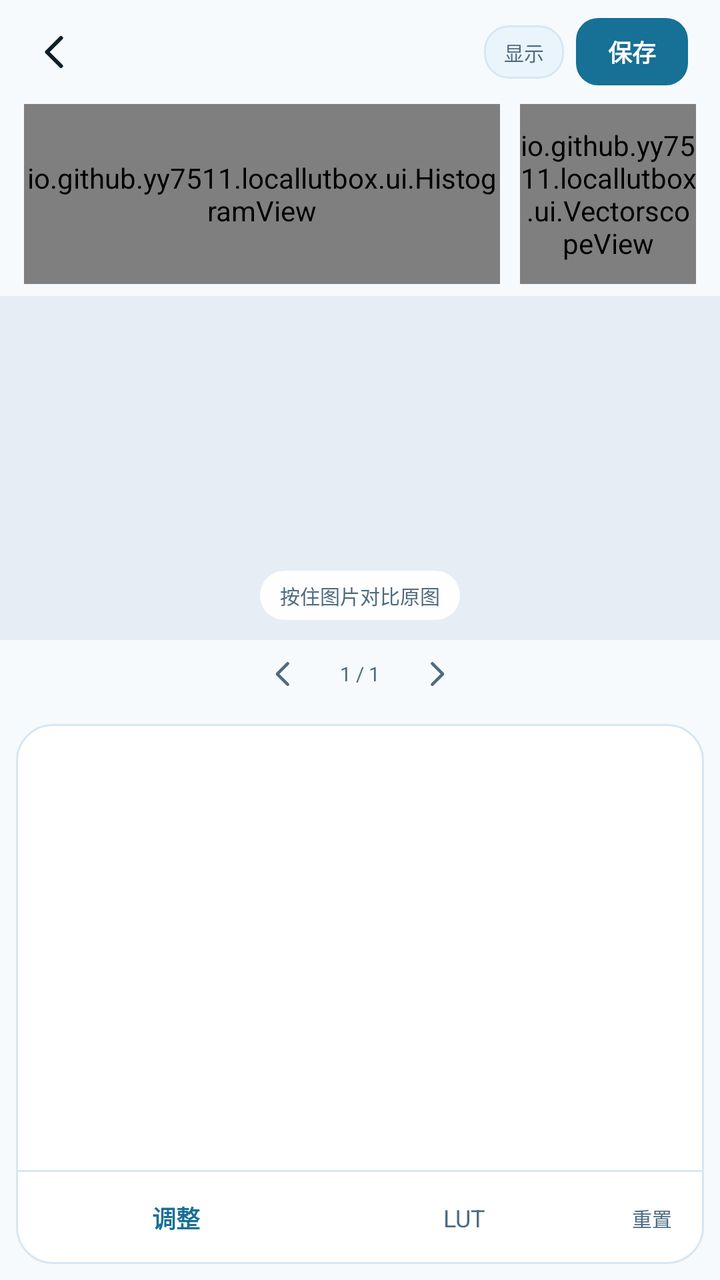
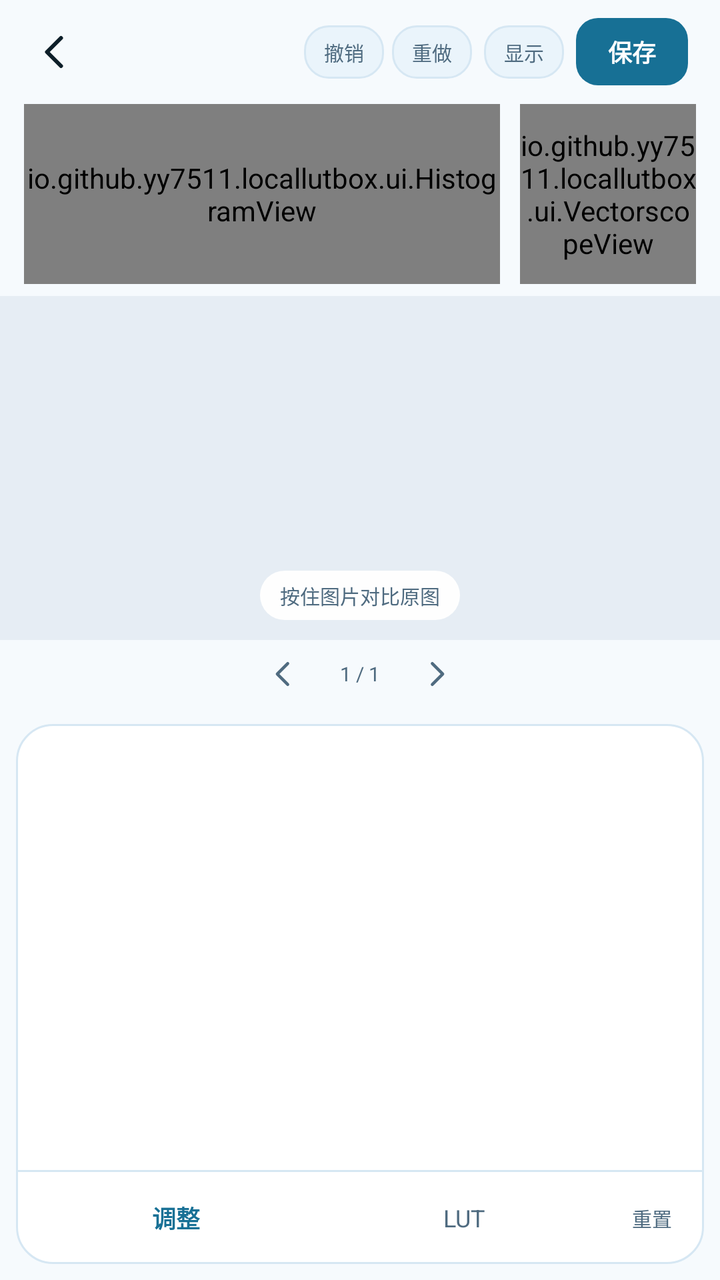

Two renders of the same Android screen: before a commit and after it. Below are the layout's source before the change and the commit's diff.
<!-- AndroidManifest.xml: application theme AppTheme_Dark -->
<!-- res/layout/activity_editor.xml -->
<?xml version="1.0" encoding="utf-8"?>
<LinearLayout xmlns:android="http://schemas.android.com/apk/res/android"
    android:layout_width="match_parent"
    android:layout_height="match_parent"
    android:orientation="vertical"
    android:background="@color/bg">

    <LinearLayout
        android:id="@+id/editorBar"
        android:layout_width="match_parent"
        android:layout_height="52dp"
        android:orientation="horizontal"
        android:gravity="center_vertical"
        android:paddingLeft="8dp"
        android:paddingRight="12dp">

        <ImageView
            android:id="@+id/btnBack"
            android:layout_width="40dp"
            android:layout_height="40dp"
            android:padding="8dp"
            android:src="@drawable/ic_back"
            android:tint="@color/text"
            android:clickable="true"
            android:focusable="true"
            android:contentDescription="返回" />

        <TextView
            android:id="@+id/title"
            android:layout_width="0dp"
            android:layout_height="wrap_content"
            android:layout_weight="1"
            android:layout_marginLeft="2dp"
            android:layout_marginRight="8dp"
            android:ellipsize="middle"
            android:maxLines="1"
            android:textColor="@color/text"
            android:textSize="13sp"
            android:textStyle="bold" />

        <TextView
            android:id="@+id/btnGraph"
            android:layout_width="wrap_content"
            android:layout_height="wrap_content"
            android:layout_marginRight="6dp"
            android:background="@drawable/bg_chip"
            android:paddingLeft="10dp"
            android:paddingRight="10dp"
            android:paddingTop="6dp"
            android:paddingBottom="6dp"
            android:text="显示"
            android:textColor="@color/muted"
            android:textSize="10sp"
            android:clickable="true"
            android:focusable="true" />

        <TextView
            android:id="@+id/btnSave"
            android:layout_width="wrap_content"
            android:layout_height="wrap_content"
            android:layout_marginRight="4dp"
            android:background="@drawable/bg_btn"
            android:paddingLeft="16dp"
            android:paddingRight="16dp"
            android:paddingTop="8dp"
            android:paddingBottom="8dp"
            android:text="保存"
            android:textColor="@color/on_accent"
            android:textSize="12sp"
            android:textStyle="bold"
            android:clickable="true"
            android:focusable="true" />
    </LinearLayout>

    
    <LinearLayout
        android:id="@+id/analysisStrip"
        android:layout_width="match_parent"
        android:layout_height="96dp"
        android:orientation="horizontal"
        android:paddingLeft="12dp"
        android:paddingRight="12dp"
        android:paddingBottom="6dp"
        android:background="@color/bg">

        <io.github.yy7511.locallutbox.ui.HistogramView
            android:id="@+id/histogram"
            android:layout_width="0dp"
            android:layout_height="match_parent"
            android:layout_weight="1" />

        <io.github.yy7511.locallutbox.ui.VectorscopeView
            android:id="@+id/vectorscope"
            android:layout_width="88dp"
            android:layout_height="match_parent"
            android:layout_marginLeft="10dp" />
    </LinearLayout>

    <FrameLayout
        android:layout_width="match_parent"
        android:layout_height="0dp"
        android:layout_weight="1"
        android:background="@color/photo_bg">

        <ImageView
            android:id="@+id/imgPreview"
            android:layout_width="match_parent"
            android:layout_height="match_parent"
            android:scaleType="fitCenter"
            android:contentDescription="预览" />

        <TextView
            android:id="@+id/compareHint"
            android:layout_width="wrap_content"
            android:layout_height="wrap_content"
            android:layout_gravity="bottom|center_horizontal"
            android:layout_marginBottom="10dp"
            android:background="@drawable/bg_bar"
            android:paddingLeft="10dp"
            android:paddingRight="10dp"
            android:paddingTop="5dp"
            android:paddingBottom="5dp"
            android:text="按住图片对比原图"
            android:textColor="@color/muted"
            android:textSize="10sp" />

        <TextView
            android:id="@+id/progressTag"
            android:layout_width="wrap_content"
            android:layout_height="wrap_content"
            android:layout_gravity="top|right"
            android:layout_margin="10dp"
            android:background="@drawable/bg_bar"
            android:paddingLeft="8dp"
            android:paddingRight="8dp"
            android:paddingTop="3dp"
            android:paddingBottom="3dp"
            android:text="处理中…"
            android:textColor="@color/accent"
            android:textSize="10sp"
            android:visibility="gone" />
    </FrameLayout>

    <LinearLayout
        android:id="@+id/pagerBar"
        android:layout_width="match_parent"
        android:layout_height="34dp"
        android:orientation="horizontal"
        android:gravity="center"
        android:background="@color/bg">

        <ImageView
            android:id="@+id/btnPrev"
            android:layout_width="36dp"
            android:layout_height="30dp"
            android:padding="6dp"
            android:src="@drawable/ic_back"
            android:tint="@color/muted"
            android:clickable="true"
            android:focusable="true"
            android:contentDescription="上一张" />

        <TextView
            android:id="@+id/pageInfo"
            android:layout_width="wrap_content"
            android:layout_height="wrap_content"
            android:layout_marginLeft="10dp"
            android:layout_marginRight="10dp"
            android:text="1 / 1"
            android:textColor="@color/muted"
            android:textSize="10sp" />

        <ImageView
            android:id="@+id/btnNext"
            android:layout_width="36dp"
            android:layout_height="30dp"
            android:padding="6dp"
            android:src="@drawable/ic_chevron_right"
            android:tint="@color/muted"
            android:clickable="true"
            android:focusable="true"
            android:contentDescription="下一张" />
    </LinearLayout>

    <LinearLayout
        android:id="@+id/panel"
        android:layout_width="match_parent"
        android:layout_height="270dp"
        android:layout_margin="8dp"
        android:layout_marginTop="2dp"
        android:orientation="vertical"
        android:background="@drawable/bg_panel">

        <FrameLayout
            android:layout_width="match_parent"
            android:layout_height="0dp"
            android:layout_weight="1">

            <ScrollView
                android:id="@+id/paneAdjust"
                android:layout_width="match_parent"
                android:layout_height="match_parent"
                android:scrollbars="none">

                <LinearLayout
                    android:id="@+id/adjustList"
                    android:layout_width="match_parent"
                    android:layout_height="wrap_content"
                    android:orientation="vertical"
                    android:paddingLeft="14dp"
                    android:paddingRight="14dp"
                    android:paddingTop="4dp"
                    android:paddingBottom="10dp" />
            </ScrollView>

            <LinearLayout
                android:id="@+id/paneLut"
                android:layout_width="match_parent"
                android:layout_height="match_parent"
                android:orientation="vertical"
                android:visibility="gone">

                <LinearLayout
                    android:layout_width="match_parent"
                    android:layout_height="wrap_content"
                    android:orientation="horizontal"
                    android:gravity="center_vertical"
                    android:paddingLeft="14dp"
                    android:paddingRight="10dp"
                    android:paddingTop="4dp">

                    <TextView
                        android:id="@+id/lutHint"
                        android:layout_width="0dp"
                        android:layout_height="wrap_content"
                        android:layout_weight="1"
                        android:ellipsize="middle"
                        android:maxLines="1"
                        android:text="短按叠加/移除 · 长按看参数与全屏预览"
                        android:textColor="@color/muted"
                        android:textSize="10sp" />

                    <TextView
                        android:id="@+id/btnLutSize"
                        android:layout_width="wrap_content"
                        android:layout_height="wrap_content"
                        android:background="@drawable/bg_chip"
                        android:paddingLeft="9dp"
                        android:paddingRight="9dp"
                        android:paddingTop="4dp"
                        android:paddingBottom="4dp"
                        android:text="预览大小"
                        android:textColor="@color/muted"
                        android:textSize="10sp"
                        android:clickable="true"
                        android:focusable="true" />
                </LinearLayout>

                <HorizontalScrollView
                    android:layout_width="match_parent"
                    android:layout_height="wrap_content"
                    android:layout_marginTop="2dp"
                    android:scrollbars="none">

                    <LinearLayout
                        android:id="@+id/lutChips"
                        android:layout_width="wrap_content"
                        android:layout_height="wrap_content"
                        android:orientation="horizontal"
                        android:gravity="top"
                        android:paddingLeft="12dp"
                        android:paddingRight="12dp"
                        android:paddingBottom="8dp" />
                </HorizontalScrollView>
            </LinearLayout>
        </FrameLayout>

        <View
            android:layout_width="match_parent"
            android:layout_height="1dp"
            android:background="@color/stroke" />

        <LinearLayout
            android:layout_width="match_parent"
            android:layout_height="46dp"
            android:orientation="horizontal"
            android:paddingLeft="8dp"
            android:paddingRight="8dp">

            <TextView
                android:id="@+id/tabAdjust"
                android:layout_width="0dp"
                android:layout_height="match_parent"
                android:layout_weight="1"
                android:gravity="center"
                android:text="调整"
                android:textColor="@color/accent"
                android:textSize="12sp"
                android:textStyle="bold"
                android:clickable="true"
                android:focusable="true" />

            <TextView
                android:id="@+id/tabLut"
                android:layout_width="0dp"
                android:layout_height="match_parent"
                android:layout_weight="1"
                android:gravity="center"
                android:text="LUT"
                android:textColor="@color/muted"
                android:textSize="12sp"
                android:clickable="true"
                android:focusable="true" />

            <TextView
                android:id="@+id/btnReset"
                android:layout_width="wrap_content"
                android:layout_height="match_parent"
                android:gravity="center"
                android:paddingLeft="12dp"
                android:paddingRight="8dp"
                android:text="重置"
                android:textColor="@color/muted"
                android:textSize="10sp"
                android:clickable="true"
                android:focusable="true" />
        </LinearLayout>
    </LinearLayout>
</LinearLayout>
<!-- resources referenced by this layout -->
<resources>
  <color name="accent">#177095</color>
  <color name="bg">#F6FAFD</color>
  <color name="muted">#4F6B80</color>
  <color name="on_accent">#FFFFFF</color>
  <color name="photo_bg">#E6EDF4</color>
  <color name="stroke">#D6E7F3</color>
  <color name="text">#0D1E29</color>
  <!-- drawable bg_bar (drawable) -->
  <?xml version="1.0" encoding="utf-8"?>
  <shape xmlns:android="http://schemas.android.com/apk/res/android" android:shape="rectangle">
      <solid android:color="@color/bar_bg" />
      <corners android:radius="18dp" />
  </shape>
  <!-- drawable bg_btn (drawable) -->
  <?xml version="1.0" encoding="utf-8"?>
  <shape xmlns:android="http://schemas.android.com/apk/res/android" android:shape="rectangle">
      <solid android:color="@color/accent" />
      <corners android:radius="11dp" />
  </shape>
  <!-- drawable bg_chip (drawable) -->
  <?xml version="1.0" encoding="utf-8"?>
  <shape xmlns:android="http://schemas.android.com/apk/res/android" android:shape="rectangle">
      <solid android:color="@color/surface2" />
      <corners android:radius="12dp" />
      <stroke android:width="1dp" android:color="@color/stroke" />
  </shape>
  <!-- drawable bg_panel (drawable) -->
  <?xml version="1.0" encoding="utf-8"?>
  <shape xmlns:android="http://schemas.android.com/apk/res/android" android:shape="rectangle">
      <solid android:color="@color/bg2" />
      <corners android:radius="18dp" />
      <stroke android:width="1dp" android:color="@color/stroke" />
  </shape>
  <!-- drawable ic_back (drawable) -->
  <?xml version="1.0" encoding="utf-8"?>
  <vector xmlns:android="http://schemas.android.com/apk/res/android"
      android:width="24dp" android:height="24dp"
      android:viewportWidth="24" android:viewportHeight="24">
      <path
          android:pathData="M14.5 5L7.5 12l7 7"
          android:fillColor="#00000000"
          android:strokeColor="#FFFFFFFF"
          android:strokeWidth="2"
          android:strokeLineCap="round"
          android:strokeLineJoin="round" />
  </vector>
  <!-- drawable ic_chevron_right (drawable) -->
  <?xml version="1.0" encoding="utf-8"?>
  <vector xmlns:android="http://schemas.android.com/apk/res/android"
      android:width="24dp" android:height="24dp"
      android:viewportWidth="24" android:viewportHeight="24">
      <path
          android:pathData="M9.5 5l7 7-7 7"
          android:fillColor="#00000000"
          android:strokeColor="#FFFFFFFF"
          android:strokeWidth="2"
          android:strokeLineCap="round"
          android:strokeLineJoin="round" />
  </vector>
  <style name="AppTheme_Dark" parent="@android:style/Theme.Material.NoActionBar">
          <item name="android:windowBackground">@color/bg</item>
          <item name="android:colorAccent">@color/accent</item>
          <item name="android:statusBarColor">@color/bg</item>
          <item name="android:navigationBarColor">@color/bg</item>
          <item name="android:windowLightStatusBar">false</item>
          <item name="android:textColorPrimary">@color/text</item>
          <item name="android:textColorSecondary">@color/muted</item>
      </style>
  <color name="bar_bg">#F4FFFFFF</color>
  <color name="surface2">#EAF4FB</color>
  <color name="bg2">#FFFFFF</color>
</resources>

<!-- the commit's change to res/layout/activity_editor.xml (unified diff, before → after) -->
@@ -37,6 +37,38 @@
             android:textColor="@color/text"
             android:textSize="13sp"
             android:textStyle="bold" />
+
+        <TextView
+            android:id="@+id/btnUndo"
+            android:layout_width="wrap_content"
+            android:layout_height="wrap_content"
+            android:layout_marginRight="4dp"
+            android:background="@drawable/bg_chip"
+            android:paddingLeft="10dp"
+            android:paddingRight="10dp"
+            android:paddingTop="6dp"
+            android:paddingBottom="6dp"
+            android:text="撤销"
+            android:textColor="@color/muted"
+            android:textSize="10sp"
+            android:clickable="true"
+            android:focusable="true" />
+
+        <TextView
+            android:id="@+id/btnRedo"
+            android:layout_width="wrap_content"
+            android:layout_height="wrap_content"
+            android:layout_marginRight="6dp"
+            android:background="@drawable/bg_chip"
+            android:paddingLeft="10dp"
+            android:paddingRight="10dp"
+            android:paddingTop="6dp"
+            android:paddingBottom="6dp"
+            android:text="重做"
+            android:textColor="@color/muted"
+            android:textSize="10sp"
+            android:clickable="true"
+            android:focusable="true" />
 
         <TextView
             android:id="@+id/btnGraph"
